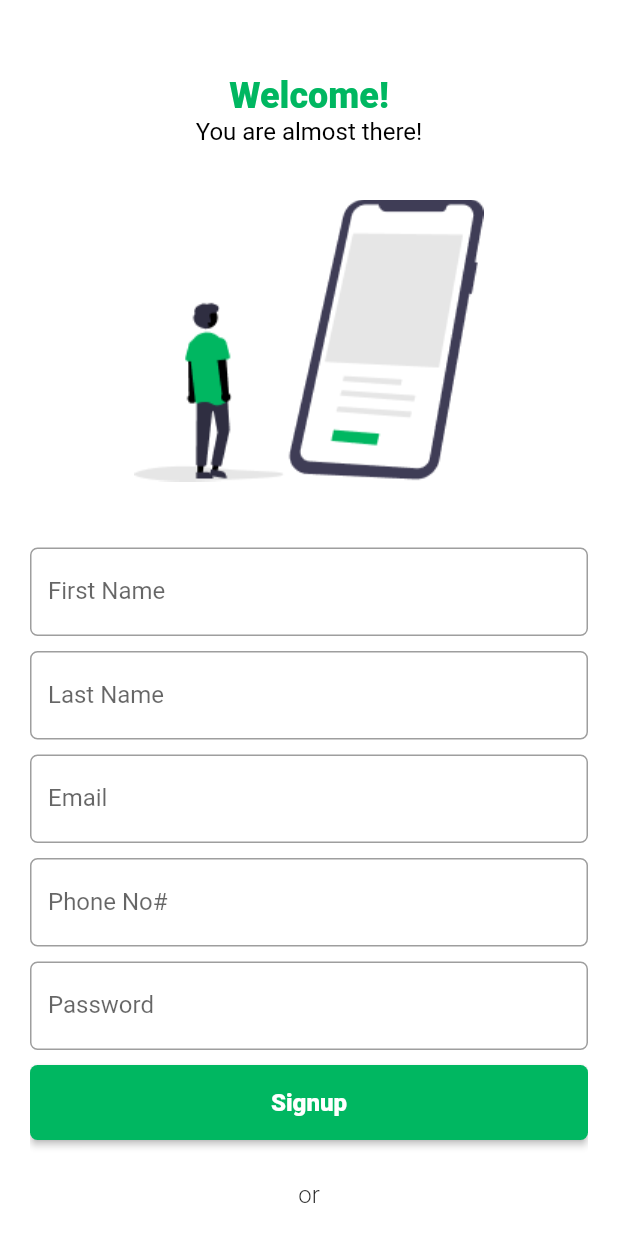
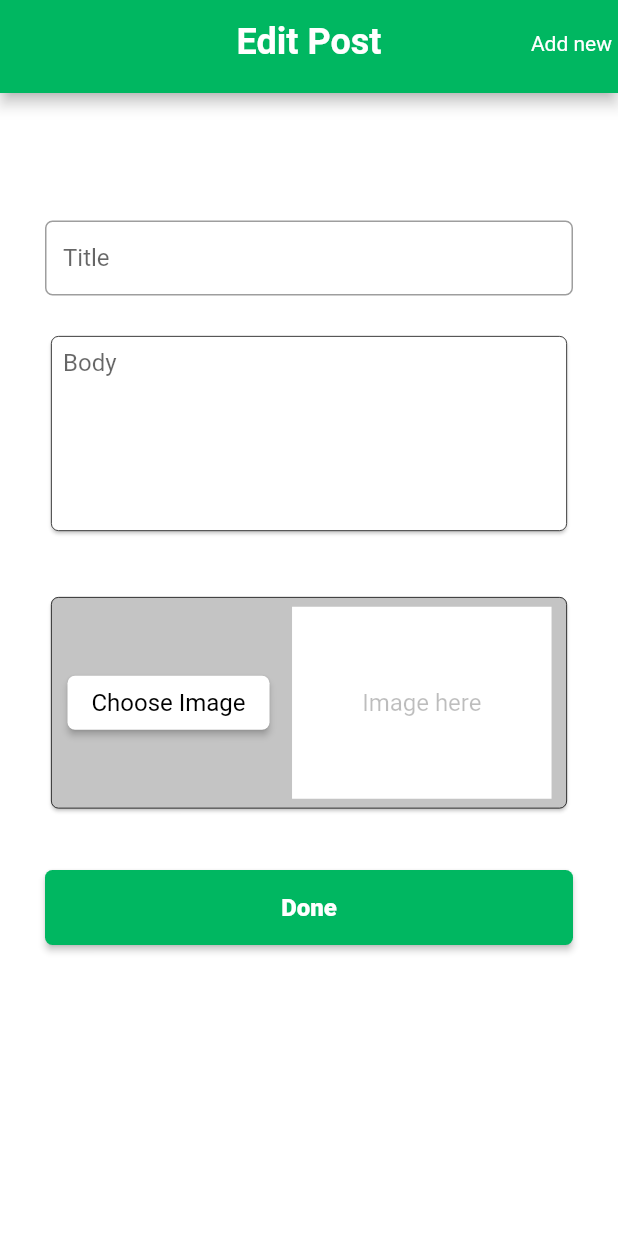
Before and after one commit to bilal1080/ui_project, a Flutter app: the screen it shows after launch, on a phone screen of 412 x 824 dp. Run offline on Flutter 3.47's test engine with Material 2 defaults, Android fonts, the light colour scheme and no system bars; our stand-ins replace shared_preferences.

Commit message:
third commit

```diff
--- a/lib/Common/widgets/Elevatedbutton.dart
+++ b/lib/Common/widgets/Elevatedbutton.dart
@@ -1,4 +1,5 @@
 import 'package:flutter/material.dart';
+import 'package:flutter_project1/Common/widgets/inputText.dart';
 
 class InputElevatedButton extends StatelessWidget {
   final String text;
@@ -19,10 +20,7 @@ class InputElevatedButton extends StatelessWidget {
 
       onPressed: onPressed,
       icon: image,
-      label: Text(text,
-      style: TextStyle(
-            fontWeight: FontWeight.w900, fontSize: 16, color: Colors.white),
-      ),
+      label: InputText(text: text, color: Colors.white, weight: FontWeight.w900, size: 16.0, alignment: TextAlign.center,),
       style: ElevatedButton.styleFrom(
         primary: color,
         minimumSize: Size(40, 50),
--- /dev/null
+++ b/lib/Common/widgets/inputText.dart
@@ -0,0 +1,26 @@
+import 'package:flutter/material.dart';
+
+class InputText extends StatelessWidget {
+  final String text;
+  final Color color;
+  final FontWeight weight;
+  final double size;
+  final TextAlign alignment;
+  const InputText({
+    Key? key,
+    required this.text,
+    required this.color,
+    required this.weight,
+    required this.size,
+    required this.alignment,
+  }) : super(key: key);
+
+  @override
+  Widget build(BuildContext context) {
+    return Text(
+      text,
+      textAlign: alignment,
+      style: TextStyle(fontWeight: weight, fontSize: size, color: color),
+    );
+  }
+}
--- a/lib/Common/widgets/materialbutton.dart
+++ b/lib/Common/widgets/materialbutton.dart
@@ -1,4 +1,5 @@
 import 'package:flutter/material.dart';
+import 'package:flutter_project1/Common/widgets/inputText.dart';
 
 class InputMaterialButton extends StatelessWidget {
   final String text;
@@ -16,15 +17,11 @@ class InputMaterialButton extends StatelessWidget {
     return MaterialButton(
       //padding: EdgeInsets.all(15.0),
       minWidth: double.minPositive,
-      height: 50,
+      height: 50.0,
       color: color,
       onPressed: onPressed,
 
-      child: Text(
-        text,
-        style: TextStyle(
-            fontWeight: FontWeight.w900, fontSize: 16, color: Colors.white),
-      ),
+      child: InputText(text: text, color: Colors.white, weight: FontWeight.w900, size: 16.0, alignment: TextAlign.center,),
 
       shape: RoundedRectangleBorder(
 
--- /dev/null
+++ b/lib/Screens/editPost.dart
@@ -0,0 +1,139 @@
+import 'package:flutter/material.dart';
+import 'package:flutter_project1/Common/widgets/height.dart';
+import 'package:flutter_project1/Common/widgets/inputText.dart';
+import 'package:flutter_project1/Common/widgets/materialbutton.dart';
+import 'package:flutter_project1/Common/widgets/textformfield.dart';
+
+class EditPost extends StatefulWidget {
+  EditPost({Key? key}) : super(key: key);
+
+  @override
+  _EditPostState createState() => _EditPostState();
+}
+
+class _EditPostState extends State<EditPost> {
+  TextEditingController _titleController = new TextEditingController();
+
+  var _formkey = GlobalKey<FormState>();
+  @override
+  Widget build(BuildContext context) {
+    return Scaffold(
+      backgroundColor: Colors.white,
+      appBar: PreferredSize(
+        preferredSize: Size.fromHeight(62.0),
+        child: AppBar(
+            actions: <Widget>[
+              Padding(
+                padding:
+                    const EdgeInsets.only(right: 4.0, top: 21.0, bottom: 21.0),
+                child: GestureDetector(
+                  onTap: () {},
+                  child: InputText(
+                      text: 'Add new',
+                      color: Colors.white,
+                      weight: FontWeight.w400,
+                      size: 14.0,
+                      alignment: TextAlign.center),
+                ),
+              ),
+            ],
+            centerTitle: true,
+            backgroundColor: Color(0xff00B761),
+            title: InputText(
+                text: 'Edit Post',
+                color: Colors.white,
+                weight: FontWeight.w700,
+                size: 24.0,
+                alignment: TextAlign.center)),
+      ),
+      body: ListView(children: <Widget>[
+        Padding(
+          padding: const EdgeInsets.only(left: 30.0, right: 30.0),
+          child: Form(
+            key: _formkey,
+            child: Column(
+              children: <Widget>[
+                Height(height: 85.0),
+                SizedBox(
+                  height: 50,
+                  child: TextInputField(
+                    label: 'Title',
+                    keyboardType: TextInputType.text,
+                    onTap: () {},
+                    controller: _titleController,
+                    validator: (value) {},
+                  ),
+                ),
+                Height(height: 23.0),
+                Card(
+                    shape: RoundedRectangleBorder(
+                      side: BorderSide(color: Colors.black, width: 0.5),
+                      borderRadius: BorderRadius.circular(5.0),
+                    ),
+                    child: Padding(
+                      padding: EdgeInsets.all(8.0),
+                      child: TextFormField(
+                        maxLines: 6,
+                        decoration: InputDecoration.collapsed(hintText: "Body"),
+                      ),
+                    )),
+                Height(height: 36.0),
+                SizedBox(
+                  height: 149.0,
+                  child: Card(
+                      color: Color(0xffC4C4C4),
+                      shape: RoundedRectangleBorder(
+                        side: BorderSide(color: Colors.black, width: 0.5),
+                        borderRadius: BorderRadius.circular(5.0),
+                      ),
+                      child: Row(
+                        children: <Widget>[
+                          Padding(
+                            padding: const EdgeInsets.only(left: 11.0),
+                            child: MaterialButton(
+                                shape: RoundedRectangleBorder(
+                                  borderRadius: BorderRadius.circular(5),
+                                ),
+                                color: Colors.white,
+                                onPressed: () {},
+                                child: InputText(
+                                    text: 'Choose Image',
+                                    color: Colors.black,
+                                    weight: FontWeight.w400,
+                                    size: 16.0,
+                                    alignment: TextAlign.center)),
+                          ),
+                          SizedBox(
+                            width: 15.0,
+                          ),
+                          Container(
+                            height: 128.0,
+                            width: 173.0,
+                            color: Colors.white,
+                            child: Center(
+                              child: InputText(
+                                  text: 'Image here',
+                                  color: Colors.black26,
+                                  weight: FontWeight.w400,
+                                  size: 16.0,
+                                  alignment: TextAlign.center),
+                            ),
+                          )
+                        ],
+                      )),
+                ),
+                Height(height: 37.0),
+                Container(
+                  width: MediaQuery.of(context).size.width,
+                  height: 50.0,
+                  child: InputMaterialButton(
+                      text: 'Done', color: Color(0xff00B761), onPressed: () {}),
+                ),
+              ],
+            ),
+          ),
+        ),
+      ]),
+    );
+  }
+}
--- a/lib/Screens/funtions.dart
+++ b/lib/Screens/funtions.dart
@@ -46,15 +46,10 @@ Future<Post?> Userlogin(String user_name, String pass_word) async {
   final response = await http.post(Uri.parse(URL));
   //print(response.statusCode);
 
-  // Post.fromJson(json.decode(response.body));
   if (response.statusCode == 200 || response.statusCode == 201) {
-    // print('>>>>>response');
-    // print(response.body);
     final Map<String, dynamic> responseData = json.decode(response.body);
 
     var userData = responseData["api_token"];
-
-    //Post authUser = Post.fromJson(responseData);
     print(userData);
     print('>>>>>>>>>>>>token');
     saveUser(userData);
--- a/lib/Screens/mainpage.dart
+++ b/lib/Screens/mainpage.dart
@@ -35,12 +35,6 @@ class _MainPageState extends State<MainPage> {
         child: Column(
           mainAxisAlignment: MainAxisAlignment.center,
           children: [
-            // InputMaterialButton(
-            //     text: 'Click me to remove token',
-            //     color: Colors.blue,
-            //     onPressed: () {
-            //       removeUser();
-            //     }),
             SizedBox(
               height: 20,
             ),
--- a/lib/Screens/signup.dart
+++ b/lib/Screens/signup.dart
@@ -1,6 +1,7 @@
 import 'package:flutter/material.dart';
 import 'package:flutter_project1/Common/widgets/Elevatedbutton.dart';
 import 'package:flutter_project1/Common/widgets/height.dart';
+import 'package:flutter_project1/Common/widgets/inputText.dart';
 import 'package:flutter_project1/Common/widgets/materialbutton.dart';
 
 import 'package:flutter_project1/Common/widgets/textformfield.dart';
@@ -35,23 +36,18 @@ class _SignUpState extends State<SignUp> {
               Container(
                 height: 50.0,
               ),
-              Text(
-                'Welcome!',
-                textAlign: TextAlign.center,
-                style: TextStyle(
+              InputText(
+                  text: 'Welcome!',
                   color: Color(0xff00B761),
-                  fontSize: 24.0,
-                  fontWeight: FontWeight.w900,
-                ),
-              ),
-              Text(
-                'You are almost there!',
-                textAlign: TextAlign.center,
-                style: TextStyle(
-                    color: Colors.black,
-                    fontSize: 16.0,
-                    fontWeight: FontWeight.w400),
-              ),
+                  weight: FontWeight.w900,
+                  size: 24.0,
+                  alignment: TextAlign.center),
+              InputText(
+                  text: 'You are almost there!',
+                  color: Colors.black,
+                  weight: FontWeight.w400,
+                  size: 16.0,
+                  alignment: TextAlign.center),
               Height(height: 36.0),
               Image(
                 image: AssetImage("assets/img_signup.png"),
@@ -149,14 +145,12 @@ class _SignUpState extends State<SignUp> {
                     }
                   }),
               Height(height: 27.0),
-              Text(
-                'or',
-                textAlign: TextAlign.center,
-                style: TextStyle(
-                  fontSize: 16.0,
-                  fontWeight: FontWeight.w300,
-                ),
-              ),
+              InputText(
+                  text: 'or',
+                  color: Colors.black,
+                  weight: FontWeight.w300,
+                  size: 16.0,
+                  alignment: TextAlign.center),
               Height(height: 27.0),
               InputElevatedButton(
                   text: 'Facebook',
@@ -173,23 +167,23 @@ class _SignUpState extends State<SignUp> {
               Row(
                 mainAxisAlignment: MainAxisAlignment.center,
                 children: [
-                  Text(
-                    'Already have an Account? ',
-                    style:
-                        TextStyle(fontWeight: FontWeight.w400, fontSize: 14.0),
-                  ),
+                  InputText(
+                      text: 'Already have an Account? ',
+                      color: Colors.black,
+                      weight: FontWeight.w400,
+                      size: 14.0,
+                      alignment: TextAlign.center),
                   GestureDetector(
                     onTap: () {
                       Navigator.push(context,
                           MaterialPageRoute(builder: (context) => Login()));
                     },
-                    child: Text(
-                      'Login',
-                      style: TextStyle(
+                    child: InputText(
+                        text: 'Login',
                         color: Color(0xff00B761),
-                        fontWeight: FontWeight.w400,
-                      ),
-                    ),
+                        weight: FontWeight.w400,
+                        size: 14.0,
+                        alignment: TextAlign.center),
                   ),
                 ],
               ),
--- a/lib/main.dart
+++ b/lib/main.dart
@@ -1,5 +1,8 @@
 import 'package:flutter/material.dart';
-import 'package:flutter_project1/Screens/splashScreen.dart';
+//import 'package:flutter_project1/Screens/createPost.dart';
+import 'package:flutter_project1/Screens/editPost.dart';
+//import 'package:flutter_project1/Screens/postList.dart';
+//import 'package:flutter_project1/Screens/splashScreen.dart';
 
 void main() {
   runApp(MyApp());
@@ -10,7 +13,7 @@ class MyApp extends StatelessWidget {
     return MaterialApp(
       debugShowCheckedModeBanner: false,
       title: 'New App',
-      home: SplashScreen(),
+      home: EditPost(),
     );
   }
 }
```
Also changed, not shown: lib/Screens/createPost.dart (added, +127 -0 lines), lib/Screens/login.dart (+27 -28 lines), lib/Screens/postList.dart (added, +68 -0 lines), assets/img_icon1.png (added).
